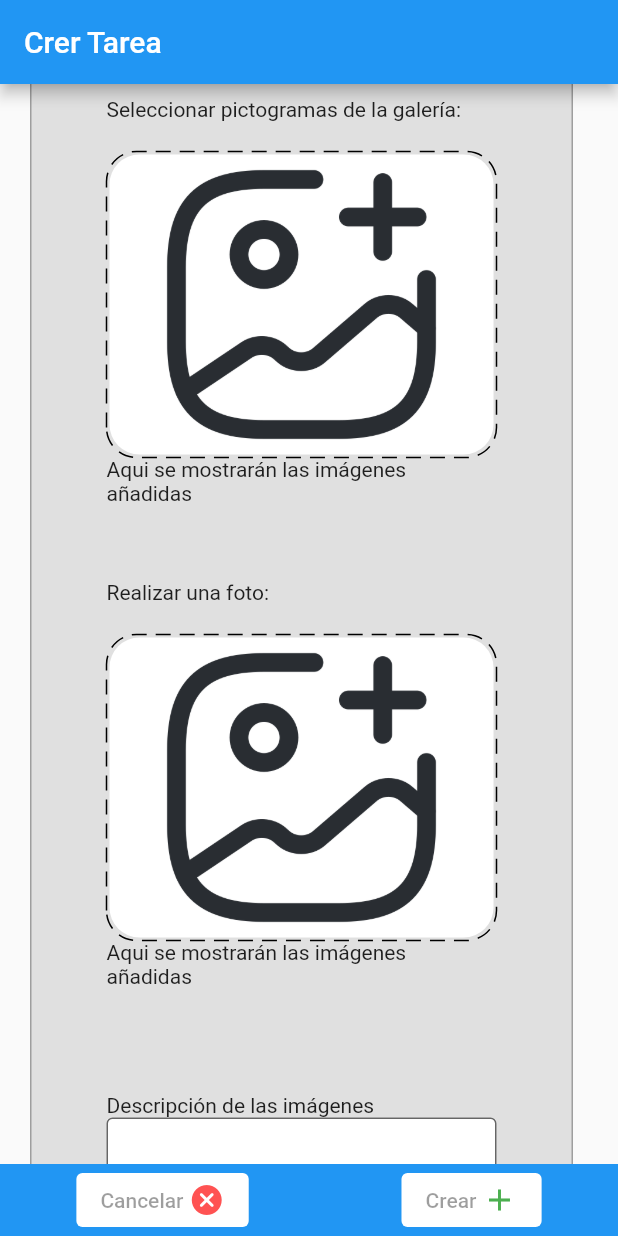
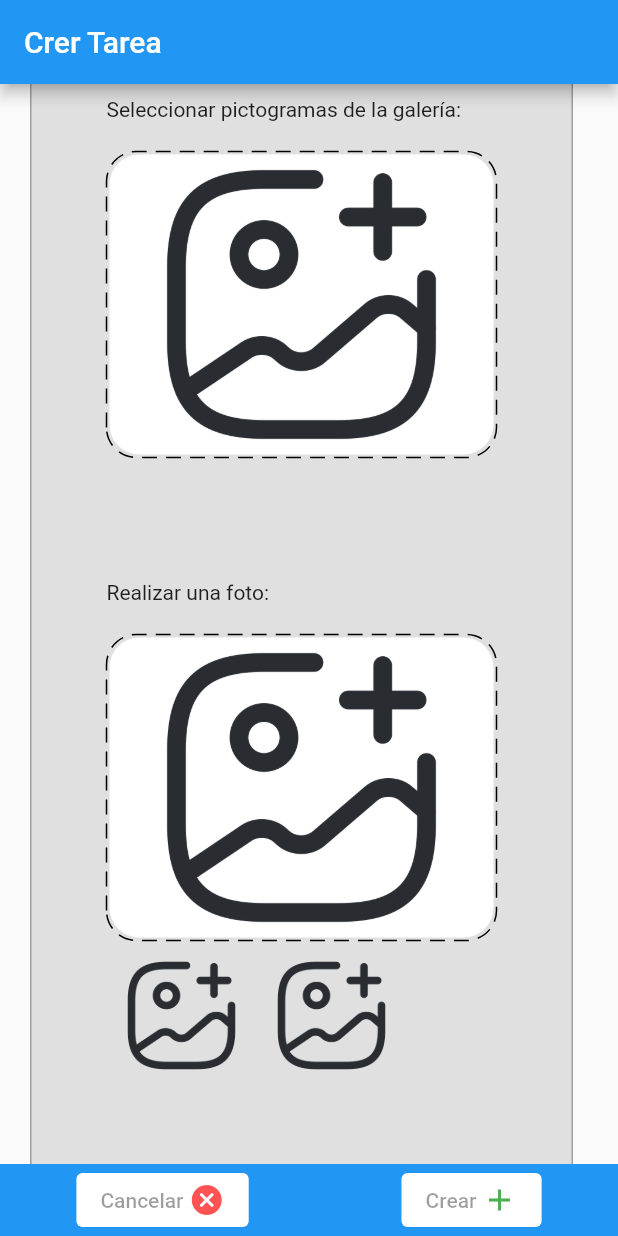
Before and after one commit to DGPAS/DGP_AS, a Flutter app: the screen it shows after launch, scrolled down 576 dp, on a phone screen of 412 x 824 dp. Run offline on Flutter 3.47's test engine with Material 2 defaults, Android fonts, the phone set to English and light mode, and no system bars; drawn by our look-alikes of dotted_border; our stand-ins replace image_picker.

Commit message:
Seguimiento formulario imagenes

```diff
--- a/Dability/lib/Components/upload_form.dart
+++ b/Dability/lib/Components/upload_form.dart
@@ -2,7 +2,9 @@ import 'package:dotted_border/dotted_border.dart';
 import 'package:flutter/material.dart';
 import 'package:dability/Components/form_type.dart';
 import 'package:image_picker/image_picker.dart';
-import 'package:dability/Components/current_images.dart';
+import 'package:dability/Components/full_screen_image.dart';
+import 'package:dability/Components/text_form.dart';
+import 'dart:io';
 import 'dart:io';
 
 class UploadForm extends StatefulWidget {
@@ -27,7 +29,8 @@ class _UploadFormState extends State<UploadForm> {
   String titulo = "";
   ImageFormType tipo;
   final bool requiredField;
-  List<String> pickedFilePaths = [];
+  List<String> pickedFilePaths = ['assets/images/no_image.png','assets/images/no_image.png'];
+  List<String> imageDescriptions = [''];
 
   _UploadFormState({required this.requiredField, required this.titulo, required this.tipo});
 
@@ -47,6 +50,28 @@ class _UploadFormState extends State<UploadForm> {
     else {
       return Image.file(File(urlPath),fit: BoxFit.cover);
     }
+  }
+
+  List<Widget> _getCurrentImages () {
+    List<Widget> contenedores = [];
+    for (String path in pickedFilePaths) {
+      contenedores.add(
+          GestureDetector(
+            onTap: () {
+              Navigator.of(context).push(MaterialPageRoute(
+                builder: (context) => FullScreenImage(image: path, text: imageDescriptions[0]),
+              ));
+            },
+            child: Container (
+              height: 100,
+              padding: const EdgeInsets.all(10),
+              child: Image(image: AssetImage(path),fit: BoxFit.contain),
+            ),
+          ),
+      );
+    }
+
+    return contenedores;
   }
 
   @override
@@ -90,10 +115,19 @@ class _UploadFormState extends State<UploadForm> {
               ),
             ),
           ),
-
-          Container(
-            child: pickedFilePaths.isNotEmpty ? CurrentImages(images: pickedFilePaths) : const Text('Aqui se mostrarán las imágenes añadidas'),
+          if (tipo == ImageFormType.camera && pickedFilePaths.isNotEmpty)
+            Row(
+              children:
+                _getCurrentImages(),
           )
+          else const Text(''),
+          if (tipo == ImageFormType.camera)
+            Container(
+              padding: const EdgeInsets.all(20.0),
+              margin: const EdgeInsets.only(left: 10.0, top: 30.0, right: 10.0),
+              child: const TextForm(requiredField: false, titulo: "Descripción de la imagen añadida", tipo: TextFormType.description),
+            )
+          else const Text(''),
         ],
       ),
     );
--- a/Dability/lib/add_task_forms.dart
+++ b/Dability/lib/add_task_forms.dart
@@ -2,7 +2,6 @@ import 'package:dability/Components/upload_form.dart';
 import 'package:flutter/material.dart';
 import 'package:dability/Components/text_form.dart';
 import 'package:dability/Components/form_type.dart';
-
 
 class AddTaskForms extends StatelessWidget {
   const AddTaskForms({super.key});
@@ -65,11 +64,6 @@ class AddTaskForms extends StatelessWidget {
                     margin: const EdgeInsets.only(left: 10.0, top: 10.0, right: 10.0),
                     child: UploadForm(requiredField: false, titulo: "Realizar una foto: ", tipo: ImageFormType.camera),
                   ),
-                  Container(
-                    padding: const EdgeInsets.all(20.0),
-                    margin: const EdgeInsets.only(left: 10.0, top: 30.0, right: 10.0),
-                    child: const TextForm(requiredField: false, titulo: "Descripción de las imágenes", tipo: TextFormType.description),
-                  ),
                 ],
               ),
             ),
```
Also changed, not shown: Dability/lib/Components/current_images.dart (deleted, +0 -42 lines), Dability/lib/Components/full_screen_image.dart (added, +34 -0 lines).
